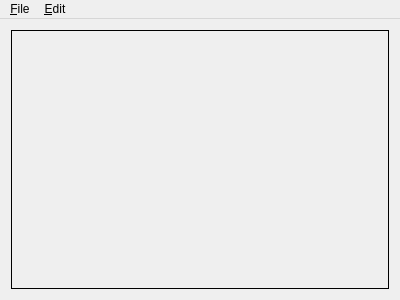
This is mainwindow.ui in cscenter/manugram as Qt 5 draws it before an edit. The edited form follows.
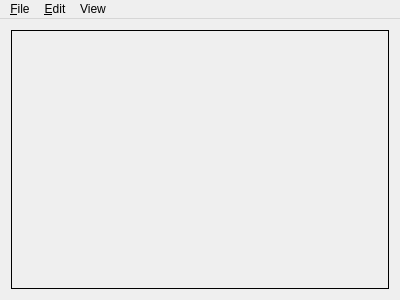
This is the edited form.

Commit message: mainwindow: View-->Show grid checkable menu item was added (#32)

```diff
--- a/mainwindow.ui
+++ b/mainwindow.ui
@@ -72,8 +72,15 @@
     <addaction name="actionUndo"/>
     <addaction name="actionRedo"/>
    </widget>
+   <widget class="QMenu" name="menuView">
+    <property name="title">
+     <string>View</string>
+    </property>
+    <addaction name="actionShowGrid"/>
+   </widget>
    <addaction name="menuFile"/>
    <addaction name="menuEdit"/>
+   <addaction name="menuView"/>
   </widget>
   <action name="actionNew">
    <property name="text">
```
Left out of the diff: 8 changed lines with no effect on the pictures. The commit also changes 2 other files.
